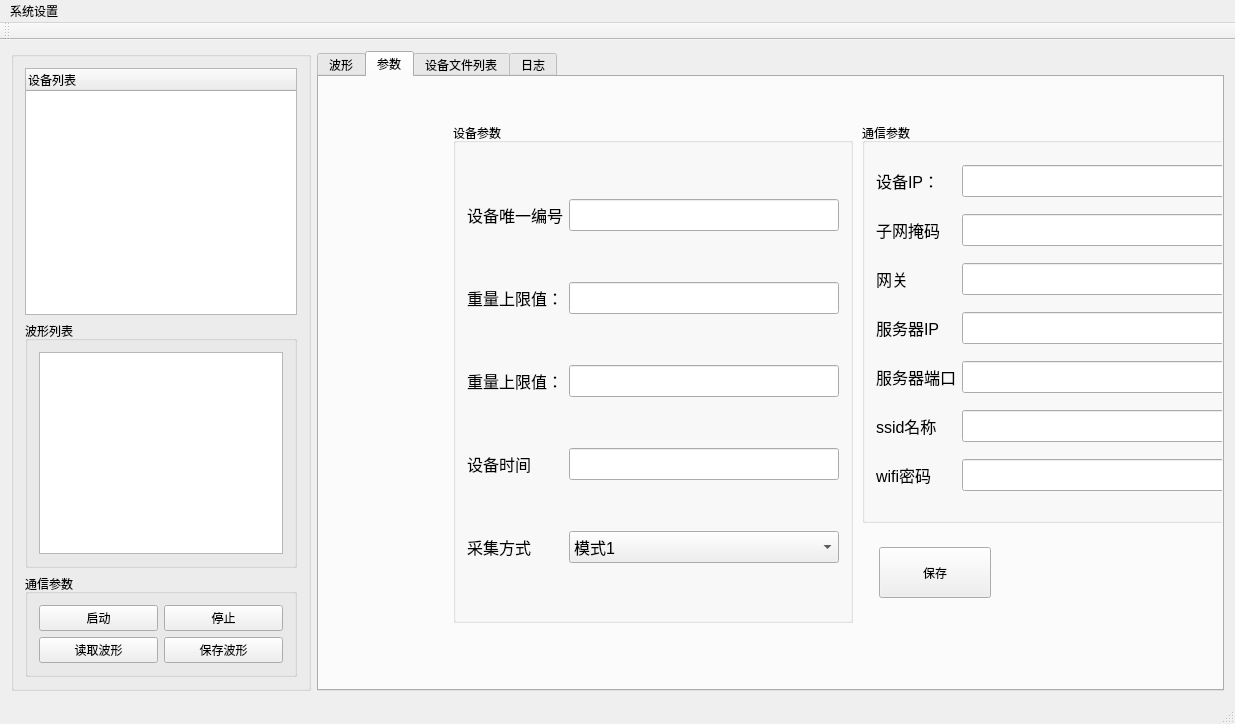
Above: mainwindow.ui from byteman/bullet before the change. Below: the same form after it.
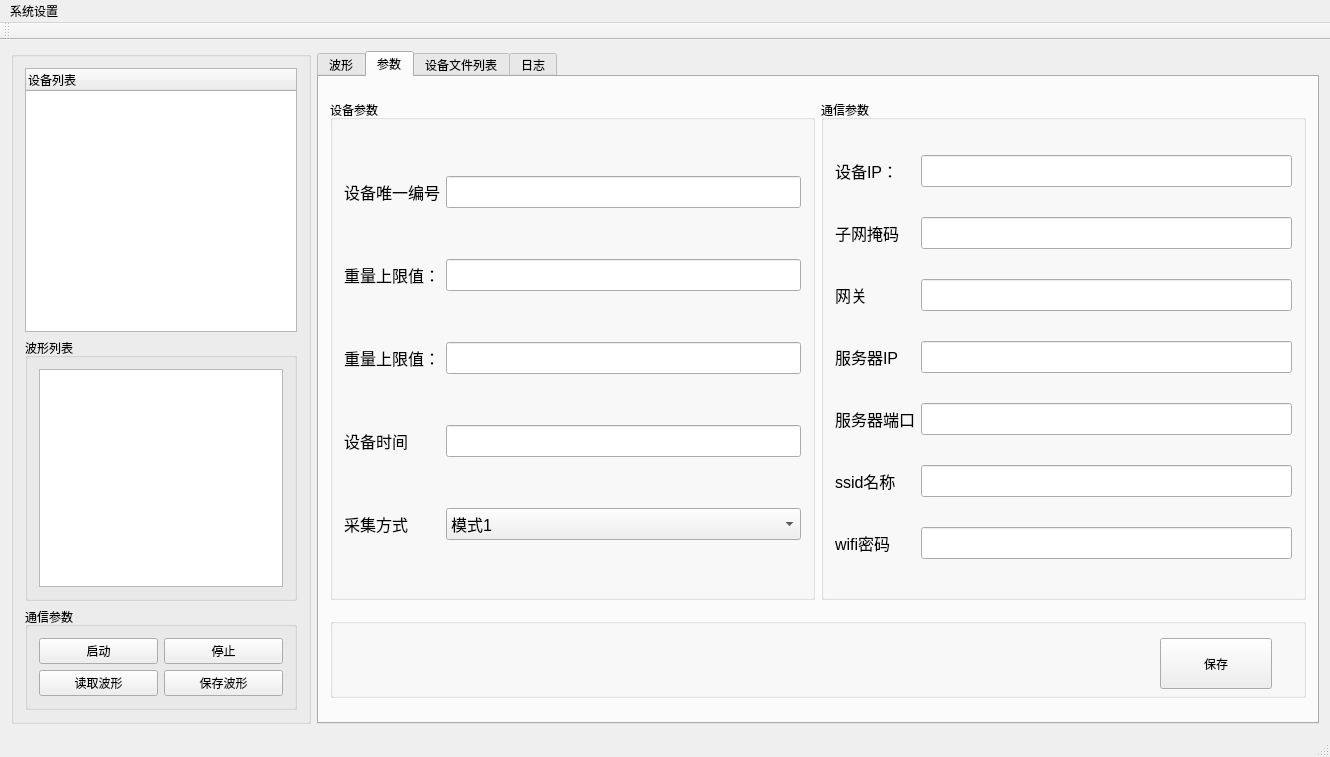
That is the form after the change. The open tabs and pages were chosen to show the change. Custom widgets are drawn as their Qt base class.

What changed in the file:
```diff
--- a/mainwindow.ui
+++ b/mainwindow.ui
@@ -6,8 +6,8 @@
    <rect>
     <x>0</x>
     <y>0</y>
-    <width>1235</width>
-    <height>724</height>
+    <width>1330</width>
+    <height>757</height>
    </rect>
   </property>
   <property name="windowTitle">
@@ -215,15 +215,11 @@
        <attribute name="title">
         <string>参数</string>
        </attribute>
+       <layout class="QVBoxLayout" name="verticalLayout_6">
+        <item>
+         <layout class="QHBoxLayout" name="horizontalLayout_3">
+          <item>
        <widget class="QGroupBox" name="groupBox_5">
-        <property name="geometry">
-         <rect>
-          <x>134</x>
-          <y>46</y>
-          <width>400</width>
-          <height>500</height>
-         </rect>
-        </property>
         <property name="minimumSize">
          <size>
           <width>400</width>
@@ -403,15 +399,9 @@
          </item>
         </layout>
        </widget>
+          </item>
+          <item>
        <widget class="QGroupBox" name="groupBox_6">
-        <property name="geometry">
-         <rect>
-          <x>543</x>
-          <y>46</y>
-          <width>400</width>
-          <height>400</height>
-         </rect>
-        </property>
         <property name="minimumSize">
          <size>
           <width>400</width>
@@ -654,11 +644,31 @@
          </item>
         </layout>
        </widget>
+          </item>
+         </layout>
+        </item>
+        <item>
+         <widget class="QGroupBox" name="groupBox_7">
+          <property name="sizePolicy">
+           <sizepolicy hsizetype="Preferred" vsizetype="Fixed">
+            <horstretch>0</horstretch>
+            <verstretch>0</verstretch>
+           </sizepolicy>
+          </property>
+          <property name="minimumSize">
+           <size>
+            <width>0</width>
+            <height>80</height>
+           </size>
+          </property>
+          <property name="title">
+           <string/>
+          </property>
        <widget class="QPushButton" name="btnSavePara">
         <property name="geometry">
          <rect>
-          <x>560</x>
-          <y>470</y>
+             <x>830</x>
+             <y>20</y>
           <width>112</width>
           <height>51</height>
          </rect>
@@ -668,6 +678,9 @@
         </property>
        </widget>
       </widget>
+        </item>
+       </layout>
+      </widget>
       <widget class="QWidget" name="tab_4">
        <attribute name="title">
         <string>设备文件列表</string>
@@ -697,8 +710,8 @@
     <rect>
      <x>0</x>
      <y>0</y>
-     <width>1235</width>
-     <height>23</height>
+     <width>1330</width>
+     <height>30</height>
     </rect>
    </property>
    <widget class="QMenu" name="menu_station">
```
Left out of the diff: 2 changed lines with no effect on the pictures. Lines whose indentation alone changed are shown as unchanged.
